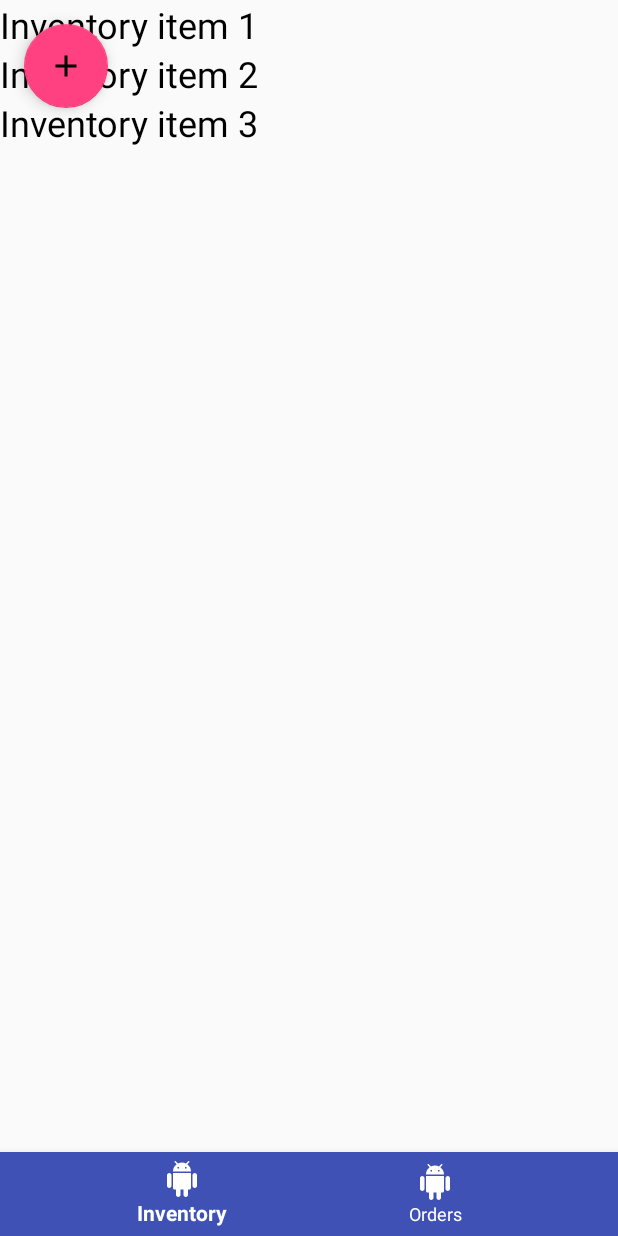
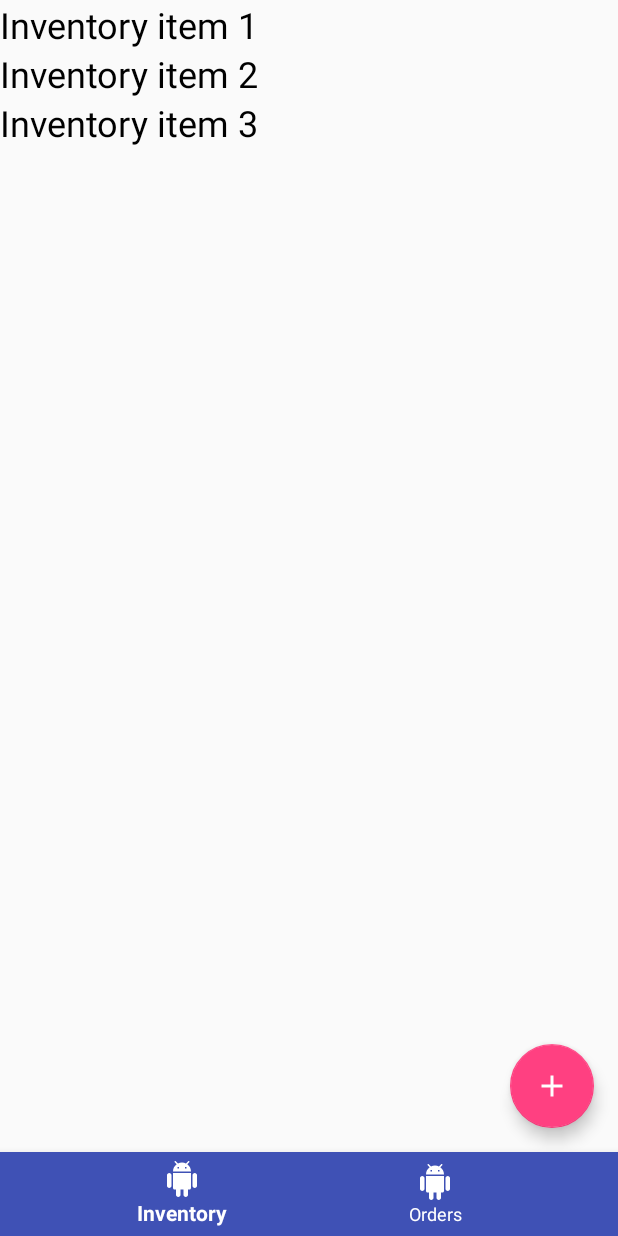
Before and after one commit to enyciaa/SmallgosShopkeeper, an Android app: the screen it shows after launch (MainActivity), on a phone screen of 412 x 824 dp. Run offline under Robolectric (Android 15) with nearby library versions, the phone set to English and light mode, and no system bars; our stand-ins replace ButterKnife, data binding; libraries missing offline, so code that uses them is left out: org.alexd.jsonrpc; 4 statements that could not run were skipped.

Commit message:
Fix fab position

```diff
--- a/app/src/main/res/drawable/ic_add.xml
+++ b/app/src/main/res/drawable/ic_add.xml
@@ -4,6 +4,6 @@
         android:viewportWidth="24.0"
         android:viewportHeight="24.0">
     <path
-        android:fillColor="#FF000000"
+        android:fillColor="#FFFFFFFF"
         android:pathData="M19,13h-6v6h-2v-6H5v-2h6V5h2v6h6v2z"/>
 </vector>
--- a/app/src/main/res/layout/view_inventory.xml
+++ b/app/src/main/res/layout/view_inventory.xml
@@ -20,11 +20,12 @@
         android:layout_width="wrap_content"
         android:layout_height="wrap_content"
         android:layout_margin="@dimen/grid_16"
+        android:elevation="@dimen/elevation_4"
+        app:layout_anchor="@id/inventoryList"
         app:layout_anchorGravity="bottom|end"
         app:fabSize="normal"
         app:pressedTranslationZ="6dp"
         app:rippleColor="@color/white_100"
-        android:elevation="@dimen/elevation_4"
         app:srcCompat="@drawable/ic_add" />
 
 </smallgos.intuithack.com.smallgos.InventoryView>
```
